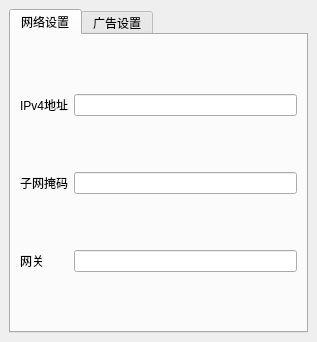
This is mainwindow.ui in boltyu/rfidmachineconfig as Qt 5 draws it before an edit. The edited form follows.
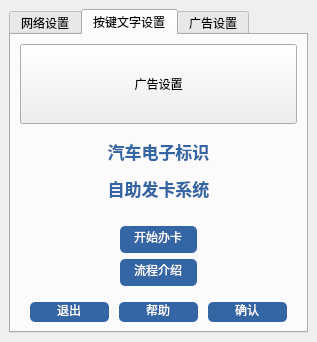
This is the edited form. The open tabs and pages were chosen to show the change. Custom widgets are drawn as their Qt base class.

The edit to the form file:
```diff
--- a/mainwindow.ui
+++ b/mainwindow.ui
@@ -86,7 +86,7 @@
            <attribute name="title">
             <string>网络设置</string>
            </attribute>
-           <layout class="QGridLayout" name="gridLayout">
+           <layout class="QGridLayout" name="gridLayout" rowstretch="1,1,1" columnstretch="2,8">
             <item row="0" column="1">
              <widget class="QLineEdit" name="lineEdit_address"/>
             </item>
@@ -98,6 +98,9 @@
               <property name="text">
                <string>网关</string>
               </property>
+              <property name="alignment">
+               <set>Qt::AlignCenter</set>
+              </property>
              </widget>
             </item>
             <item row="0" column="0">
@@ -105,6 +108,9 @@
               <property name="text">
                <string>IPv4地址</string>
               </property>
+              <property name="alignment">
+               <set>Qt::AlignCenter</set>
+              </property>
              </widget>
             </item>
             <item row="1" column="0">
@@ -112,6 +118,9 @@
               <property name="text">
                <string>子网掩码</string>
               </property>
+              <property name="alignment">
+               <set>Qt::AlignCenter</set>
+              </property>
              </widget>
             </item>
             <item row="1" column="1">
@@ -123,6 +132,150 @@
             </item>
            </layout>
           </widget>
+          <widget class="QWidget" name="buttonsettings">
+           <property name="styleSheet">
+            <string notr="true">QLineEdit{
+	background-color: rgb(52, 101, 164);
+	color: rgb(255, 255, 255);
+	border-radius:5px;
+	padding:2px 4px;
+}</string>
+           </property>
+           <attribute name="title">
+            <string>按键文字设置</string>
+           </attribute>
+           <layout class="QGridLayout" name="gridLayout_3" rowstretch="3,3,3,1">
+            <item row="1" column="0">
+             <widget class="QLabel" name="titlesettings">
+              <property name="font">
+               <font>
+                <pointsize>13</pointsize>
+                <weight>75</weight>
+                <bold>true</bold>
+               </font>
+              </property>
+              <property name="styleSheet">
+               <string notr="true">QLabel{
+color:rgb(52, 101, 164);
+}</string>
+              </property>
+              <property name="text">
+               <string>&lt;html&gt;&lt;head/&gt;&lt;body&gt;&lt;p align=&quot;center&quot;&gt;&lt;span style=&quot; font-weight:600;&quot;&gt;汽车电子标识&lt;/span&gt;&lt;/p&gt;&lt;p align=&quot;center&quot;&gt;&lt;span style=&quot; font-weight:600;&quot;&gt;自助发卡系统&lt;/span&gt;&lt;/p&gt;&lt;/body&gt;&lt;/html&gt;</string>
+              </property>
+             </widget>
+            </item>
+            <item row="3" column="0">
+             <layout class="QHBoxLayout" name="horizontalLayout_button" stretch="1,1,1">
+              <property name="spacing">
+               <number>10</number>
+              </property>
+              <property name="leftMargin">
+               <number>10</number>
+              </property>
+              <property name="rightMargin">
+               <number>10</number>
+              </property>
+              <item>
+               <widget class="QLineEdit" name="lineEdit_quitbtn">
+                <property name="text">
+                 <string>退出</string>
+                </property>
+                <property name="alignment">
+                 <set>Qt::AlignCenter</set>
+                </property>
+               </widget>
+              </item>
+              <item>
+               <widget class="QLineEdit" name="lineEdit_helpbtn">
+                <property name="text">
+                 <string>帮助</string>
+                </property>
+                <property name="alignment">
+                 <set>Qt::AlignCenter</set>
+                </property>
+               </widget>
+              </item>
+              <item>
+               <widget class="QLineEdit" name="lineEdit_confirmbtn">
+                <property name="text">
+                 <string>确认</string>
+                </property>
+                <property name="alignment">
+                 <set>Qt::AlignCenter</set>
+                </property>
+               </widget>
+              </item>
+             </layout>
+            </item>
+            <item row="0" column="0">
+             <widget class="QPushButton" name="adsettings">
+              <property name="sizePolicy">
+               <sizepolicy hsizetype="Preferred" vsizetype="Preferred">
+                <horstretch>0</horstretch>
+                <verstretch>0</verstretch>
+               </sizepolicy>
+              </property>
+              <property name="text">
+               <string>广告设置</string>
+              </property>
+             </widget>
+            </item>
+            <item row="2" column="0">
+             <layout class="QVBoxLayout" name="verticalLayout_button" stretch="1,1">
+              <property name="leftMargin">
+               <number>100</number>
+              </property>
+              <property name="topMargin">
+               <number>10</number>
+              </property>
+              <property name="rightMargin">
+               <number>100</number>
+              </property>
+              <property name="bottomMargin">
+               <number>10</number>
+              </property>
+              <item>
+               <widget class="QLineEdit" name="lineEdit_startbtn">
+                <property name="sizePolicy">
+                 <sizepolicy hsizetype="Preferred" vsizetype="Preferred">
+                  <horstretch>0</horstretch>
+                  <verstretch>0</verstretch>
+                 </sizepolicy>
+                </property>
+                <property name="maximumSize">
+                 <size>
+                  <width>16777215</width>
+                  <height>16777215</height>
+                 </size>
+                </property>
+                <property name="text">
+                 <string>开始办卡</string>
+                </property>
+                <property name="alignment">
+                 <set>Qt::AlignCenter</set>
+                </property>
+               </widget>
+              </item>
+              <item>
+               <widget class="QLineEdit" name="lineEdit_aboutbtn">
+                <property name="sizePolicy">
+                 <sizepolicy hsizetype="Preferred" vsizetype="Preferred">
+                  <horstretch>0</horstretch>
+                  <verstretch>0</verstretch>
+                 </sizepolicy>
+                </property>
+                <property name="text">
+                 <string>流程介绍</string>
+                </property>
+                <property name="alignment">
+                 <set>Qt::AlignCenter</set>
+                </property>
+               </widget>
+              </item>
+             </layout>
+            </item>
+           </layout>
+          </widget>
           <widget class="ScenseList" name="scenselist">
            <attribute name="title">
             <string>广告设置</string>
```
Left out of the diff: 4 changed lines with no effect on the pictures.
